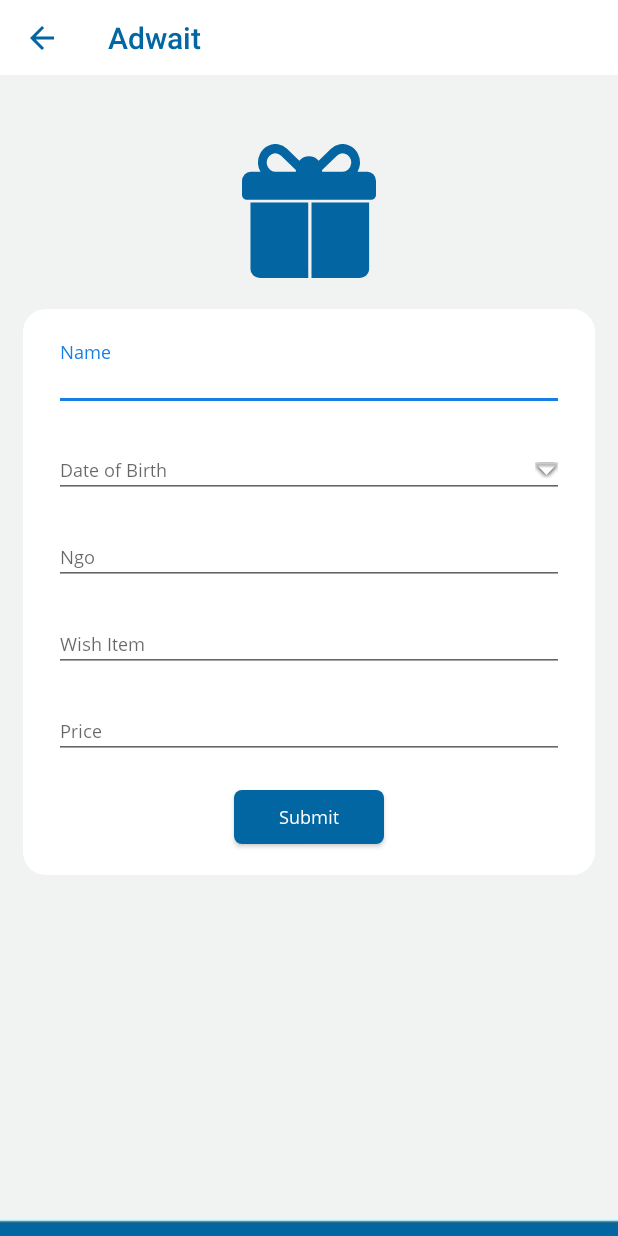
After one commit to vikash7325/Adwait, an Android app: the ADAddWishesActivity screen opened directly, with no data from a screen before it, on a phone screen of 412 x 824 dp. The commit adds this screen. Run offline under Robolectric (Android 15) with nearby library versions, the phone set to English and light mode, and no system bars; our stand-ins replace Firebase (no records; nobody signed in at launch, a user with empty details on screens opened directly); libraries missing offline, so code that uses them is left out: com.facebook, com.facebook.login.

Commit message:
Committing for 1. Adding Wish corner

```diff
--- a/app/src/main/java/android/adwait/com/dashboard/view/ADHomeFragment.kt
+++ b/app/src/main/java/android/adwait/com/dashboard/view/ADHomeFragment.kt
@@ -175,6 +175,8 @@ class ADHomeFragment : ADBaseFragment(), View.OnClickListener {
                     if (data.exists()) {
                         menteeDetails = data.getValue(ADUserDetails::class.java)!!
                         if (menteeDetails != null) {
+
+                            MySharedPreference(activity as ADBaseActivity).saveStrings(getString(R.string.userName),menteeDetails.userName)
                             if (menteeDetails.phoneNumber.isEmpty() && menteeDetails.date_of_birth.isEmpty()) {
                                 mentee_layout.alpha = 0.5f
                                 mDetailsFilled = false
--- a/app/src/main/java/android/adwait/com/registeration/view/ADRegistrationActivity.kt
+++ b/app/src/main/java/android/adwait/com/registeration/view/ADRegistrationActivity.kt
@@ -166,7 +166,7 @@ class ADRegistrationActivity : ADBaseActivity() {
             } else {
                 userRegister.usedReferralCode = code
                 if (code.equals(ADConstants.ADMIN_REFERRAL_CODE)){
-                    userRegister.isAdmin = "Yes"
+                    userRegister.can_add_data = true
                 }
                 sendVerificationCodes(SEND_ALL_VERIFICATION)
             }
--- a/app/src/main/java/android/adwait/com/wish_corner/model/ADWishModel.kt
+++ b/app/src/main/java/android/adwait/com/wish_corner/model/ADWishModel.kt
@@ -4,6 +4,6 @@ import android.adwait.com.utils.ADBaseModel
 
 class ADWishModel(
     var name: String ="", var birthday: String ="", var age: Int=0, var ngo: String ="",
-    var wishItem: String ="", var price: Int=0, var donatedBy: String ="", var fulFilled: String =""
+    var wishItem: String ="", var price: Int=0, var donatedBy: String ="", var fulFilled: String ="", var addedBy: String =""
 ) : ADBaseModel() {
 }
--- /dev/null
+++ b/app/src/main/res/layout/activity_add_wishes.xml
@@ -0,0 +1,189 @@
+<?xml version="1.0" encoding="utf-8"?>
+<RelativeLayout xmlns:android="http://schemas.android.com/apk/res/android"
+    xmlns:app="http://schemas.android.com/apk/res-auto"
+    android:id="@+id/add_wish_parent"
+    android:layout_width="match_parent"
+    android:layout_height="match_parent"
+    android:background="@drawable/app_bg_with_line"
+    android:orientation="vertical">
+
+
+    <LinearLayout
+        android:layout_width="match_parent"
+        android:layout_height="match_parent"
+        android:layout_alignParentTop="true"
+        android:gravity="center_horizontal"
+        android:orientation="vertical">
+
+        <!--Toolbar-->
+        <LinearLayout
+            android:layout_width="match_parent"
+            android:layout_height="wrap_content"
+            android:orientation="vertical">
+
+            <android.support.v7.widget.Toolbar
+                android:id="@+id/toolbar"
+                android:layout_width="match_parent"
+                android:layout_height="@dimen/action_bar_height"
+                android:background="@android:color/white"
+                app:theme="@style/ToolBarStyle" />
+        </LinearLayout>
+
+        <ScrollView
+            android:layout_width="match_parent"
+            android:layout_height="match_parent"
+            android:fillViewport="true"
+            android:paddingLeft="15dp"
+            android:paddingTop="10dp"
+            android:paddingRight="15dp"
+            android:paddingBottom="5dp"
+            android:scrollbars="none">
+
+            <LinearLayout
+                android:layout_width="match_parent"
+                android:layout_height="match_parent"
+                android:layout_marginTop="@dimen/default_padding"
+                android:gravity="center_horizontal"
+                android:orientation="vertical">
+
+                <ImageView
+                    android:layout_width="@dimen/static_image_hgt"
+                    android:layout_height="@dimen/static_image_hgt"
+                    android:layout_margin="@dimen/default_padding"
+                    android:padding="5dp"
+                    android:src="@drawable/ic_giftbox" />
+
+                <LinearLayout
+                    android:layout_width="match_parent"
+                    android:layout_height="wrap_content"
+                    android:layout_centerInParent="true"
+                    android:background="@drawable/rounded_white_bg"
+                    android:gravity="center_horizontal"
+                    android:orientation="vertical"
+                    android:padding="15dp">
+
+
+                    <android.support.design.widget.TextInputLayout
+                        android:layout_width="match_parent"
+                        android:layout_height="wrap_content"
+                        android:layout_margin="5dp">
+
+                        <android.support.design.widget.TextInputEditText
+                            android:id="@+id/child_name"
+                            android:layout_width="match_parent"
+                            android:layout_height="wrap_content"
+                            android:hint="@string/name"
+                            android:imeOptions="actionNext"
+                            android:inputType="textPersonName|textCapSentences"
+                            android:lines="1"
+                            android:textSize="@dimen/medium_text" />
+
+                    </android.support.design.widget.TextInputLayout>
+
+                    <android.support.design.widget.TextInputLayout
+                        android:layout_width="match_parent"
+                        android:layout_height="wrap_content"
+                        android:layout_margin="5dp">
+
+                        <android.support.design.widget.TextInputEditText
+                            android:id="@+id/dob"
+                            android:layout_width="match_parent"
+                            android:layout_height="wrap_content"
+                            android:clickable="true"
+                            android:drawableRight="@android:drawable/arrow_down_float"
+                            android:focusable="false"
+                            android:hint="@string/dob"
+                            android:imeOptions="actionDone"
+                            android:inputType="text"
+                            android:lines="1"
+                            android:textSize="@dimen/medium_text" />
+
+                    </android.support.design.widget.TextInputLayout>
+
+                    <android.support.design.widget.TextInputLayout
+                        android:layout_width="match_parent"
+                        android:layout_height="wrap_content"
+                        android:layout_margin="5dp">
+
+                        <android.support.design.widget.TextInputEditText
+                            android:id="@+id/ngo_name"
+                            android:layout_width="match_parent"
+                            android:layout_height="wrap_content"
+                            android:hint="@string/ngoname"
+                            android:imeOptions="actionNext"
+                            android:inputType="text|textCapSentences"
+                            android:lines="1"
+                            android:textSize="@dimen/medium_text" />
+
+                    </android.support.design.widget.TextInputLayout>
+
+                    <android.support.design.widget.TextInputLayout
+                        android:layout_width="match_parent"
+                        android:layout_height="wrap_content"
+                        android:layout_margin="5dp">
+
+                        <android.support.design.widget.TextInputEditText
+                            android:id="@+id/wish_item"
+                            android:layout_width="match_parent"
+                            android:layout_height="wrap_content"
+                            android:hint="@string/wishitem"
+                            android:imeOptions="actionNext"
+                            android:inputType="text|textCapSentences"
+                            android:lines="1"
+                            android:textSize="@dimen/medium_text" />
+
+                    </android.support.design.widget.TextInputLayout>
+
+
+                    <android.support.design.widget.TextInputLayout
+                        android:layout_width="match_parent"
+                        android:layout_height="wrap_content"
+                        android:layout_margin="5dp">
+
+                        <android.support.design.widget.TextInputEditText
+                            android:id="@+id/item_price"
+                            android:layout_width="match_parent"
+                            android:layout_height="wrap_content"
+                            android:hint="@string/price"
+                            android:imeOptions="actionDone"
+                            android:inputType="numberDecimal"
+                            android:lines="1"
+                            android:maxLength="10"
+                            android:textSize="@dimen/medium_text" />
+
+                    </android.support.design.widget.TextInputLayout>
+
+
+                    <Button
+                        android:id="@+id/submit_btn"
+                        android:layout_width="@dimen/btn_width"
+                        android:layout_height="@dimen/btn_height"
+                        android:layout_marginTop="15dp"
+                        android:layout_marginBottom="5dp"
+                        android:background="@drawable/rounded_primary_color_bg"
+                        android:text="@string/submit"
+                        android:textAllCaps="false"
+                        android:textColor="@android:color/white"
+                        android:textSize="@dimen/medium_text" />
+
+                </LinearLayout>
+            </LinearLayout>
+
+        </ScrollView>
+
+    </LinearLayout>
+
+    <!--Progress Layout-->
+    <LinearLayout
+        android:id="@+id/progress_layout"
+        android:layout_width="match_parent"
+        android:layout_height="match_parent"
+        android:layout_centerInParent="true"
+        android:gravity="center"
+        android:orientation="vertical"
+        android:visibility="gone">
+
+        <include layout="@layout/progress_layout" />
+
+    </LinearLayout>
+</RelativeLayout>
--- a/app/src/main/res/values/constants.xml
+++ b/app/src/main/res/values/constants.xml
@@ -6,6 +6,7 @@
     <string name="logged_in">logged_in</string>
     <string name="registered">registered</string>
     <string name="userId">user_id</string>
+    <string name="userName">userName</string>
     <string name="month_yr">month_yr</string>
     <string name="previous_month_yr">previous_month_yr</string>
     <string name="next_month_yr">next_month_yr</string>
--- a/app/src/main/res/values/error_string.xml
+++ b/app/src/main/res/values/error_string.xml
@@ -61,4 +61,8 @@
     <!--Donation-->
     <string name="empty_amount">Enter your contribution and continue</string>
     <string name="invalid_amount">Enter a valid amount</string>
+
+    <string name="empty_ngo">Enter the NGO name</string>
+    <string name="empty_wish_item">Enter the Wish</string>
+    <string name="empty_price">Enter approx price</string>
 </resources>
--- a/app/src/main/res/values/strings.xml
+++ b/app/src/main/res/values/strings.xml
@@ -6,6 +6,8 @@
     <string name="loading">Please wait...</string>
     <string name="rupees">₹</string>
     <string name="close">Close</string>
+    <string name="ngoname">Ngo</string>
+    <string name="wishitem">Wish Item</string>
 
     <!--Help Screen-->
     <string name="help1"> Get 100% visibility on your money.\nAnytime, Anywhere, Any Device</string>
@@ -296,5 +298,6 @@
     <!--Evle Talk-->
     <string name="evle_talk">Evle Talk</string>
     <string name="evle_talk_header">What is Evle Talk?</string>
+    <string name="price">Price</string>
 
 </resources>
```
Also changed, not shown: app/src/main/AndroidManifest.xml (+9 -6 lines), app/src/main/java/android/adwait/com/registeration/model/ADUserDetails.kt (+16 -14 lines), app/src/main/java/android/adwait/com/wish_corner/view/ADAddWishesActivity.kt (added, +105 -0 lines), app/src/main/java/android/adwait/com/wish_corner/view/ADWishCornerFragment.kt (+33 -10 lines), app/src/main/res/layout/fragment_wish_corner.xml (+31 -7 lines), app/src/main/res/drawable/plus_icon.png (added).
